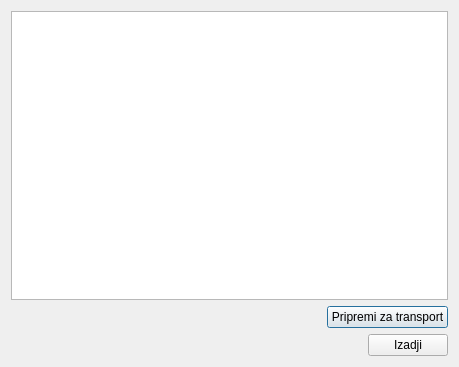
Qt form priprematransporta.ui (zivke/nabavke) before a commit.
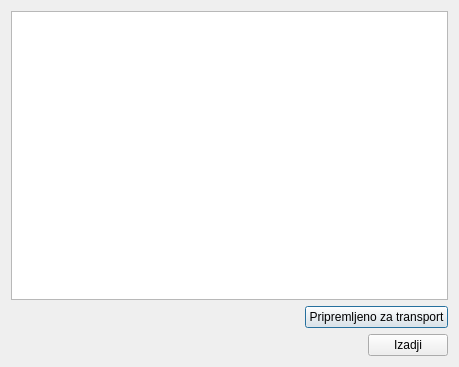
The same form after that commit.

Diff of the .ui file:
```diff
--- a/priprematransporta.ui
+++ b/priprematransporta.ui
@@ -36,12 +36,12 @@
       <widget class="QPushButton" name="btnpriprema">
        <property name="minimumSize">
         <size>
-         <width>120</width>
+         <width>140</width>
          <height>0</height>
         </size>
        </property>
        <property name="text">
-        <string>Pripremi za transport</string>
+        <string>Pripremljeno za transport</string>
        </property>
       </widget>
      </item>
```
